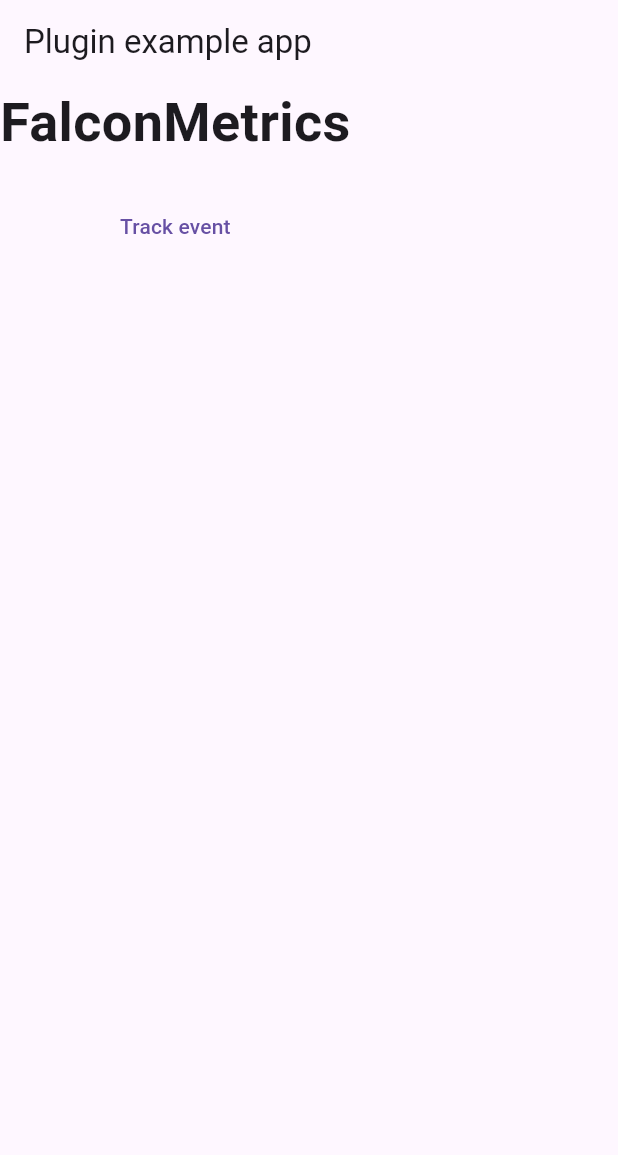
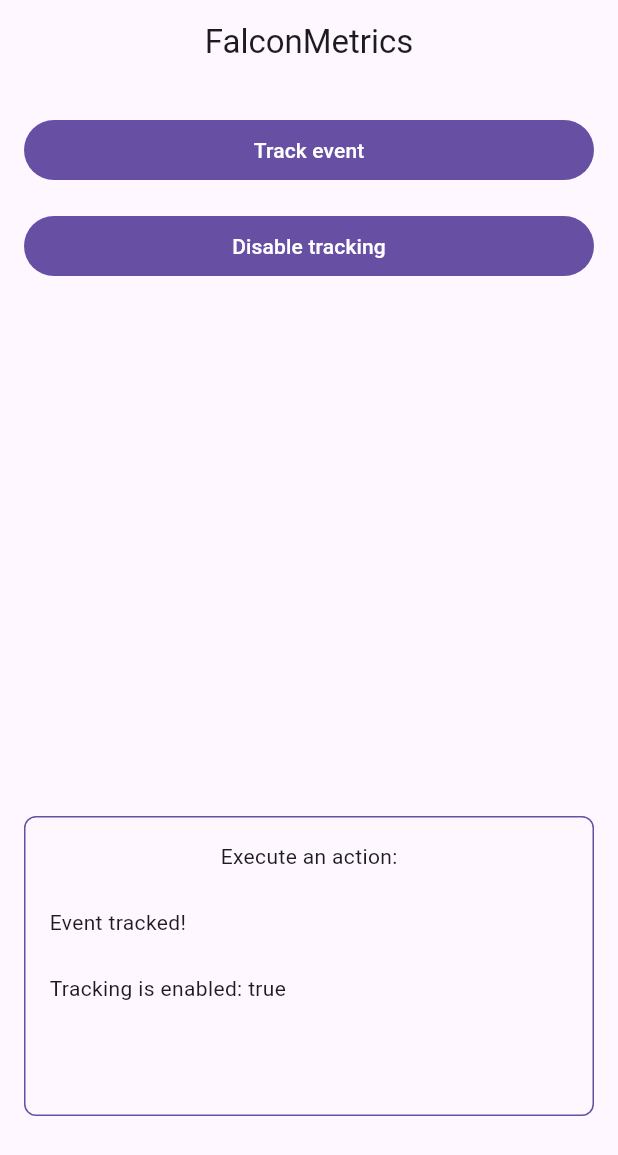
Before and after one commit to falconmetrics/falconmetrics_flutter, a Flutter app: the screen it shows after launch, after a tap on "Track event", on a phone screen of 412 x 824 dp. Shown: the top 1155 px of the screen. Run offline on Flutter 3.47's test engine with Material 3 defaults, Android fonts, the phone set to English and light mode, and no system bars; our stand-ins replace equatable, plugin_platform_interface; missing offline and left inert: protobuf; statements that could not run were skipped.

```diff
--- a/example/lib/main.dart
+++ b/example/lib/main.dart
@@ -11,32 +11,93 @@ void main() async {
   runApp(MyApp(falconmetricsFlutter: falconmetricsFlutterPlugin));
 }
 
-class MyApp extends StatelessWidget {
+class MyApp extends StatefulWidget {
   const MyApp({super.key, required this.falconmetricsFlutter});
 
   final FalconmetricsFlutter falconmetricsFlutter;
 
   @override
+  State<MyApp> createState() => _MyAppState();
+}
+
+class _MyAppState extends State<MyApp> {
+  String _result = '';
+  bool _isTrackingEnabled = true;
+
+  void _trackEvent() {
+    widget.falconmetricsFlutter.trackEvent(
+      event: const CompleteRegistrationEvent(),
+    );
+    setState(() {
+      _result = 'Event tracked!';
+    });
+  }
+
+  Future<void> _enableDisableTracking() async {
+    await widget.falconmetricsFlutter.setTrackingEnabled(
+      enabled: !_isTrackingEnabled,
+    );
+
+    final result = await widget.falconmetricsFlutter.isTrackingEnabled();
+    setState(() {
+      _isTrackingEnabled = result;
+    });
+  }
+
+  @override
   Widget build(BuildContext context) {
     return MaterialApp(
       home: Scaffold(
-        appBar: AppBar(title: const Text('Plugin example app')),
-        body: Column(
+        appBar: AppBar(title: const Text('FalconMetrics'), centerTitle: true),
+        body: Padding(
+          padding: const EdgeInsets.symmetric(horizontal: 16.0),
+          child: Column(
+            crossAxisAlignment: CrossAxisAlignment.stretch,
             children: [
-            Text(
-              'FalconMetrics',
-              style: TextStyle(fontSize: 36, fontWeight: FontWeight.bold),
-            ),
-            SizedBox(height: 20),
-            TextButton(
+              const SizedBox(height: 20),
+              FilledButton(
                 onPressed: () {
-                falconmetricsFlutter.trackEvent(
-                  event: const CompleteRegistrationEvent(),
-                );
+                  _trackEvent();
                 },
                 child: const Text('Track event'),
               ),
+              const SizedBox(height: 16),
+              FilledButton(
+                onPressed: () {
+                  _enableDisableTracking();
+                },
+                child: Text(
+                  _isTrackingEnabled ? 'Disable tracking' : 'Enable tracking',
+                ),
+              ),
+              const SizedBox(height: 20),
+              const Spacer(),
+              Container(
+                height: 200,
+                decoration: BoxDecoration(
+                  borderRadius: BorderRadius.circular(8),
+                  border: Border.all(
+                    color: Theme.of(context).colorScheme.primary,
+                    width: 1,
+                  ),
+                ),
+                child: Padding(
+                  padding: const EdgeInsets.all(16.0),
+                  child: Column(
+                    crossAxisAlignment: CrossAxisAlignment.stretch,
+                    children: [
+                      Center(child: Text('Execute an action:')),
+                      const SizedBox(height: 24),
+                      Text(_result),
+                      const SizedBox(height: 24),
+                      Text('Tracking is enabled: $_isTrackingEnabled'),
                     ],
+                  ),
+                ),
+              ),
+              const SizedBox(height: 80),
+            ],
+          ),
         ),
       ),
     );
```
Also changed, not shown: example/pubspec.yaml (+1 -62 lines), example/pubspec.lock, 2 other files. Lines whose indentation alone changed are shown as unchanged.
